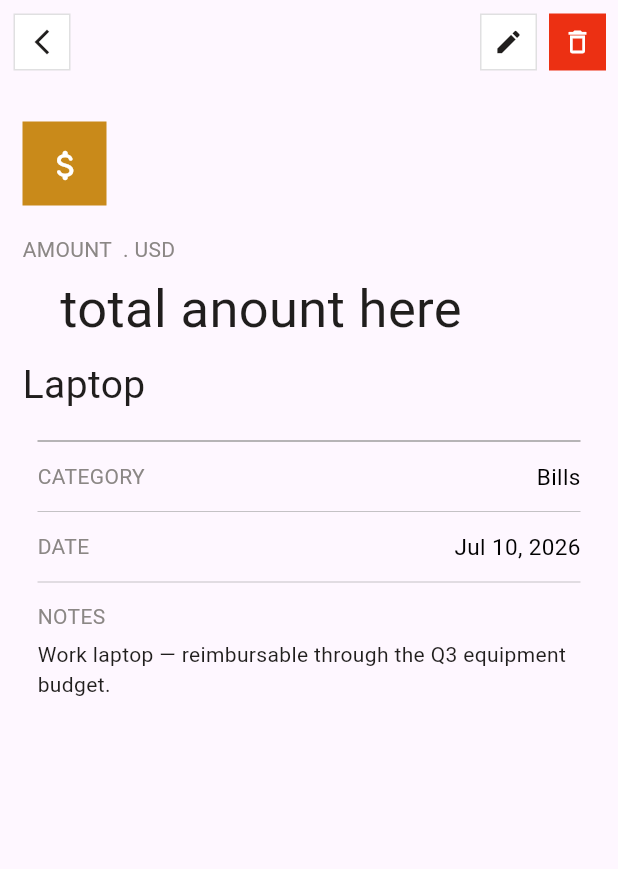
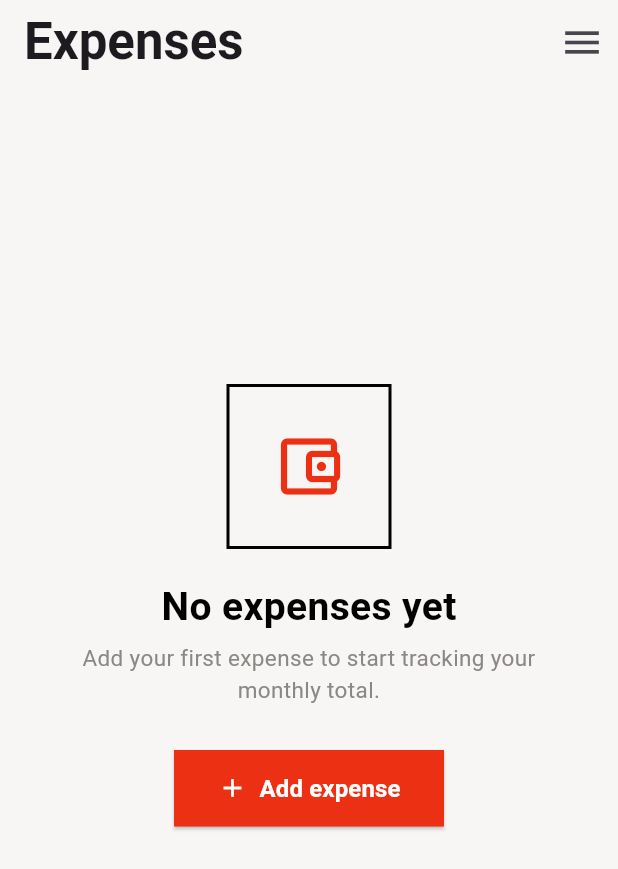
Before and after one commit to S4L4H77/Expense-Tracker, a Flutter app: the screen it shows after launch, on a phone screen of 412 x 824 dp. Shown: the top 869 px of the screen. Run offline on Flutter 3.47's test engine with Material 3 defaults, Android fonts, the phone set to English and light mode, and no system bars.

Commit message:
emptystatescreen done with fixedformat

```diff
--- a/lib/main.dart
+++ b/lib/main.dart
@@ -1,7 +1,10 @@
 import 'package:flutter/material.dart';
 // import 'package:expensetracker/screens/home_screen.dart';
-import 'package:expensetracker/screens/detail_screen.dart';
+// import 'package:expensetracker/screens/detail_screen.dart';
+import 'package:expensetracker/screens/empty_state_screen.dart';
 
 void main() {
-  runApp(MaterialApp(home: DetailScreen(), debugShowCheckedModeBanner: false));
+  runApp(
+    MaterialApp(home: EmptyStateScreen(), debugShowCheckedModeBanner: false),
+  );
 }
--- a/lib/screens/detail_screen.dart
+++ b/lib/screens/detail_screen.dart
@@ -3,11 +3,14 @@ import '../widgets/appbarbutton.dart';
 
 class DetailScreen extends StatelessWidget {
   const DetailScreen({super.key});
+  static const String id = "/detailscreen";
 
   @override
   Widget build(BuildContext context) {
     return Scaffold(
+      backgroundColor: const Color(0xFFF7F6F5),
       appBar: AppBar(
+        backgroundColor: const Color(0xFFF7F6F5),
         leadingWidth: 56,
         leading: Center(
           child: appBarButton(
@@ -43,12 +46,12 @@ class DetailScreen extends StatelessWidget {
               child: Container(
                 width: 56,
                 height: 56,
-                padding: const EdgeInsets.all(16),
                 color: Color(0xFFC98A1A),
+                alignment: Alignment.center,
                 child: Icon(
                   Icons.attach_money_rounded,
                   color: Colors.white,
-                  size: 26,
+                  size: 30,
                 ),
               ),
             ),
--- /dev/null
+++ b/lib/screens/empty_state_screen.dart
@@ -0,0 +1,91 @@
+import 'package:flutter/material.dart';
+
+class EmptyStateScreen extends StatelessWidget {
+  const EmptyStateScreen({super.key});
+  static const String id = "/emptystatescreen";
+
+  @override
+  Widget build(BuildContext context) {
+    return Scaffold(
+      backgroundColor: const Color(0xFFF7F6F5),
+
+      appBar: AppBar(
+        title: const Text(
+          'Expenses',
+          style: TextStyle(fontSize: 34, fontWeight: FontWeight.bold),
+        ),
+        actions: [
+          IconButton(icon: const Icon(Icons.menu, size: 30), onPressed: () {}),
+        ],
+        backgroundColor: const Color(0xFFF7F6F5), // menu → actions
+      ),
+
+      body: Center(
+        child: Column(
+          children: [
+            Container(
+              margin: EdgeInsets.only(top: 200),
+              height: 110,
+              width: 110,
+              decoration: BoxDecoration(
+                border: Border.all(color: Colors.black, width: 2),
+              ),
+
+              child: Icon(
+                Icons.account_balance_wallet_outlined,
+                size: 50,
+                color: Color(0xFFEC3013),
+              ),
+            ),
+            SizedBox(height: 20),
+            Text(
+              "No expenses yet",
+              style: TextStyle(
+                fontSize: 26,
+                color: Colors.black,
+                fontWeight: FontWeight.bold,
+              ),
+            ),
+            SizedBox(height: 5),
+
+            SizedBox(
+              width: 314,
+              child: Center(
+                child: Text(
+                  "Add your first expense to start tracking your monthly total.",
+                  textAlign: TextAlign.center,
+                  style: TextStyle(fontSize: 15, color: Color(0xFF8B8785)),
+                ),
+              ),
+            ),
+            SizedBox(height: 30),
+            SizedBox(
+              width: 180,
+              child: ElevatedButton.icon(
+                onPressed: () {
+                  // What happens when the user taps it
+                },
+                icon: const Icon(Icons.add, size: 20),
+                label: const Text(
+                  'Add expense',
+                  style: TextStyle(fontSize: 16, fontWeight: FontWeight.bold),
+                ),
+                style: ElevatedButton.styleFrom(
+                  backgroundColor: const Color(0xFFEC3013),
+                  foregroundColor: Colors.white,
+                  shape: const RoundedRectangleBorder(
+                    borderRadius: BorderRadius.zero,
+                  ),
+                  padding: const EdgeInsets.symmetric(
+                    horizontal: 18,
+                    vertical: 14,
+                  ),
+                ),
+              ),
+            ),
+          ],
+        ),
+      ),
+    );
+  }
+}
```
